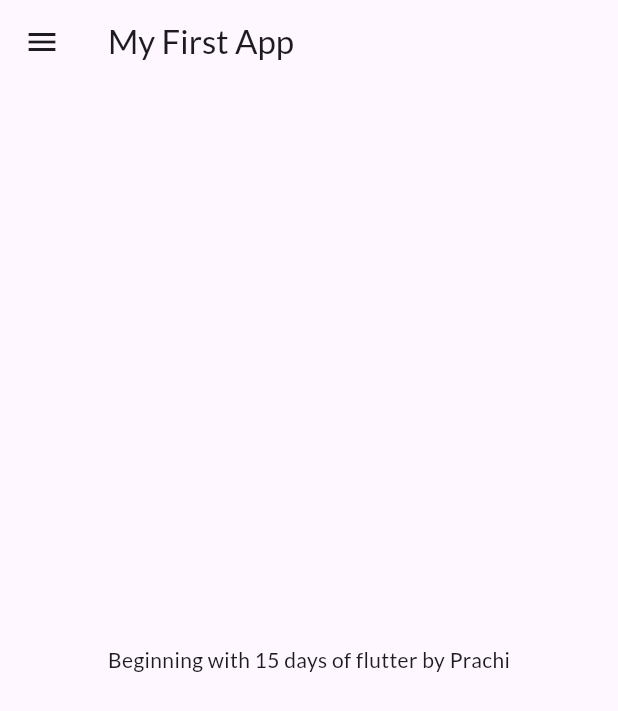
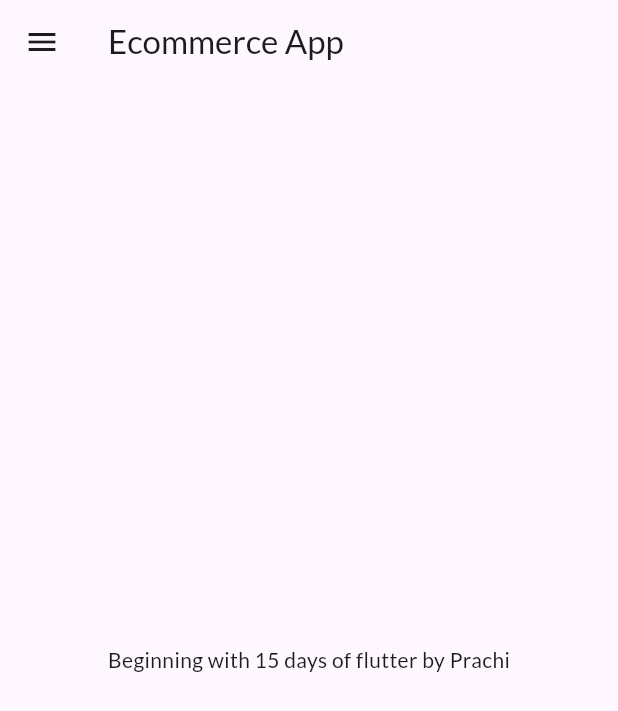
Before and after one commit to PrakratiMamtani01/FlutterDeveolopment, a Flutter app: the screen it shows after launch, on a phone screen of 412 x 824 dp. Shown: the top 711 px of the screen. Run offline on Flutter 3.47's test engine with Material 3 defaults, Android fonts, the phone set to English and light mode, and no system bars; our stand-ins replace google_fonts.

Commit message:
theme extracted

```diff
--- a/lib/main.dart
+++ b/lib/main.dart
@@ -2,7 +2,7 @@ import 'package:flutter/material.dart';
 import 'package:flutter_application_1/pages/home.dart';
 import 'package:flutter_application_1/pages/login.dart';
 import 'package:flutter_application_1/utils/routes.dart';
-import 'package:google_fonts/google_fonts.dart';
+import 'package:flutter_application_1/utils/themes.dart';
 
 void main() {
   runApp(MyApp());
@@ -15,11 +15,8 @@ class MyApp extends StatelessWidget {
   Widget build(BuildContext context) {
     return MaterialApp(
       themeMode: ThemeMode.light,
-      theme: ThemeData(
-        primarySwatch: Colors.deepPurple,
-        fontFamily: GoogleFonts.lato().fontFamily,
-      ),
-      darkTheme: ThemeData(brightness: Brightness.dark),
+      theme: MyTheme.lightTheme(context),
+      darkTheme: MyTheme.darkTheme(context),
       debugShowCheckedModeBanner: false,
       initialRoute: MyRoute.homePage,
       routes: {
--- a/lib/pages/home.dart
+++ b/lib/pages/home.dart
@@ -11,7 +11,7 @@ class HomePage extends StatelessWidget {
   Widget build(BuildContext context) {
     return Scaffold(
       appBar: AppBar(
-        title: Text("My First App"),
+        title: Text("Ecommerce App"),
       ),
       body: Center(
           child: Container(
--- /dev/null
+++ b/lib/utils/themes.dart
@@ -0,0 +1,16 @@
+import 'package:flutter/material.dart';
+import 'package:flutter/widgets.dart';
+import 'package:google_fonts/google_fonts.dart';
+
+class MyTheme{
+  static ThemeData lightTheme(BuildContext context) {
+    return ThemeData(
+        primarySwatch: Colors.deepPurple,
+        fontFamily: GoogleFonts.lato().fontFamily,
+      );
+  }
+
+  static ThemeData darkTheme(BuildContext context) {
+    return ThemeData(brightness: Brightness.dark);
+  }
+}
```
